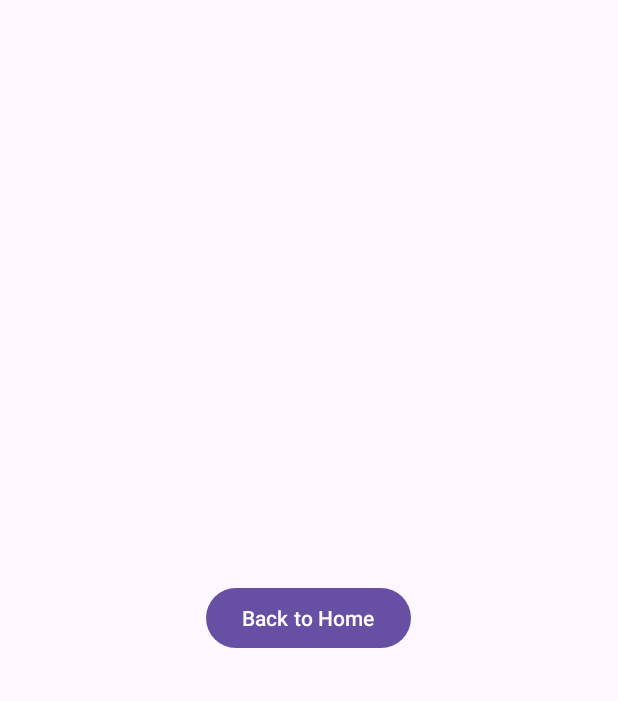
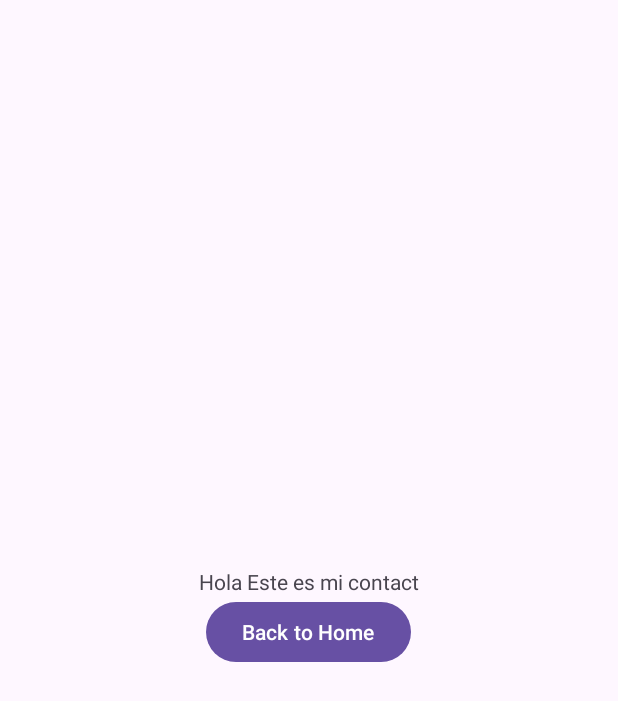
Before and after one commit to JuanG202/Actividadsemana8, an Android app: the ContactusActivity screen opened directly, with no data from a screen before it, on a phone screen of 412 x 824 dp. Shown: the top 701 px of the screen. Run offline under Robolectric (Android 15) with nearby library versions, the phone set to English and light mode, and no system bars.

Commit message:
se sube actividad de la semana 8

```diff
--- a/app/src/main/res/layout/contactus.xml
+++ b/app/src/main/res/layout/contactus.xml
@@ -4,6 +4,13 @@
     android:layout_height="match_parent"
     android:gravity="center"
     android:orientation="vertical">
+
+    <TextView
+        android:id="@+id/textView"
+        android:layout_width="match_parent"
+        android:layout_height="wrap_content"
+        android:text="Hola Este es mi contact"
+        android:gravity="center"/>
 
     <Button
         android:id="@+id/btnBack"
@@ -12,4 +19,6 @@
         android:text="Back to Home"
         />
 
+
+
 </LinearLayout>
```
